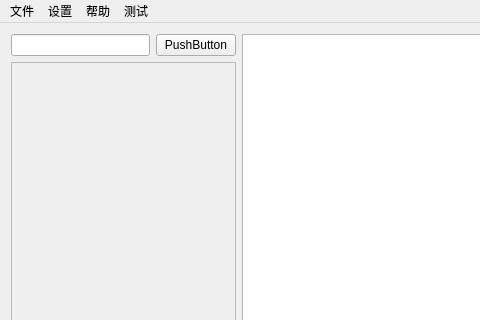
First picture: the form in Abbreviation/abbreviation.ui, repository longgeyou/qt-abbrevication, before the edit; both pictures show x 0 to 480 and y 0 to 320 of the 816 by 588 pixel window.
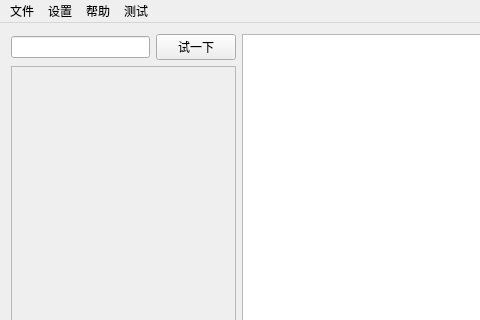
Second picture: the form after the edit.

Diff of the .ui file:
```diff
--- a/Abbreviation/abbreviation.ui
+++ b/Abbreviation/abbreviation.ui
@@ -51,7 +51,7 @@
           <item>
            <widget class="QPushButton" name="pushButton_6">
             <property name="text">
-             <string>PushButton</string>
+             <string>试一下</string>
             </property>
            </widget>
           </item>
@@ -77,7 +77,7 @@
              <x>0</x>
              <y>0</y>
              <width>222</width>
-             <height>488</height>
+             <height>474</height>
             </rect>
            </property>
            <layout class="QVBoxLayout" name="verticalLayout_abbreButton">
```
Left out of the diff: 28 changed lines with no effect on the pictures.
